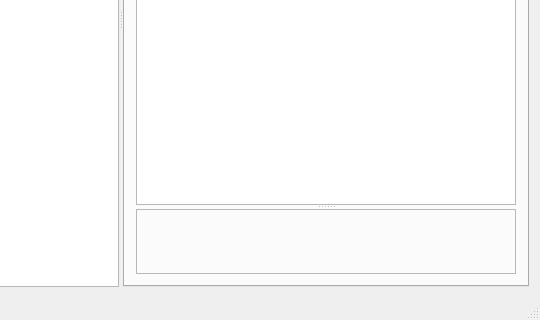
Above: mainwindow.ui from christianhelle/sqlitequery before the change; both pictures show x 260 to 800 and y 280 to 600 of the 800 by 600 pixel window. Below: the same form after it.
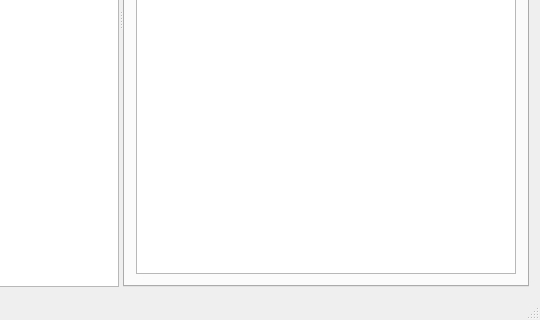
That is the form after the change.

Commit message: Remove query results frame from main window UI

Patch:
```diff
--- a/mainwindow.ui
+++ b/mainwindow.ui
@@ -45,14 +45,6 @@
             <enum>Qt::Vertical</enum>
            </property>
            <widget class="QTextEdit" name="textEdit"/>
-           <widget class="QFrame" name="frame">
-            <property name="frameShape">
-             <enum>QFrame::StyledPanel</enum>
-            </property>
-            <property name="frameShadow">
-             <enum>QFrame::Raised</enum>
-            </property>
-           </widget>
           </widget>
          </item>
         </layout>
```
Left out of the diff: 2 changed lines with no effect on the pictures.
